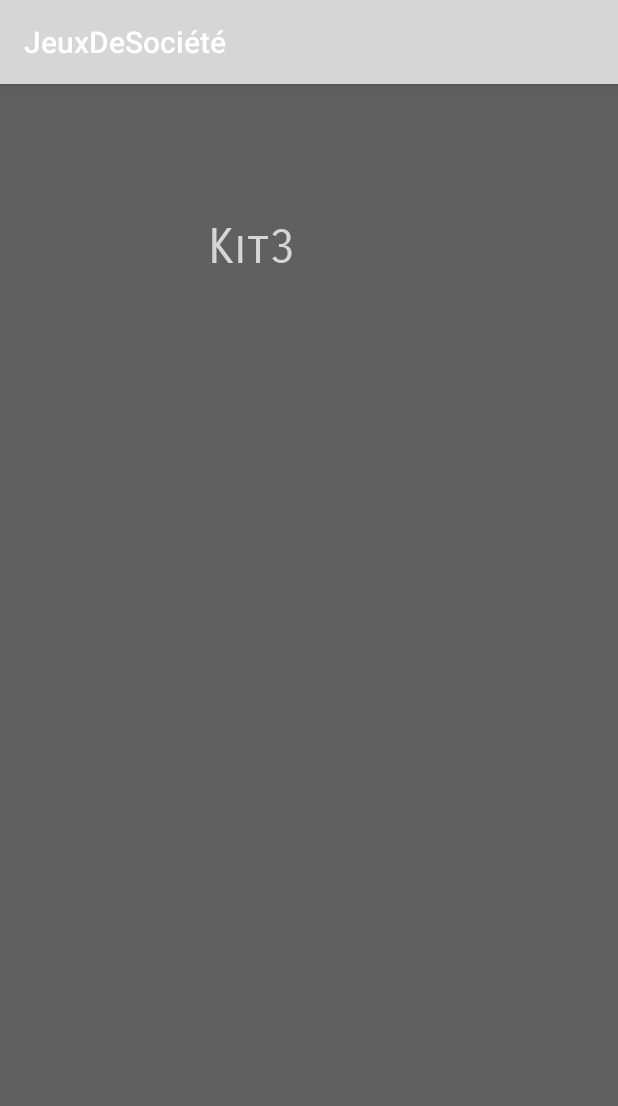
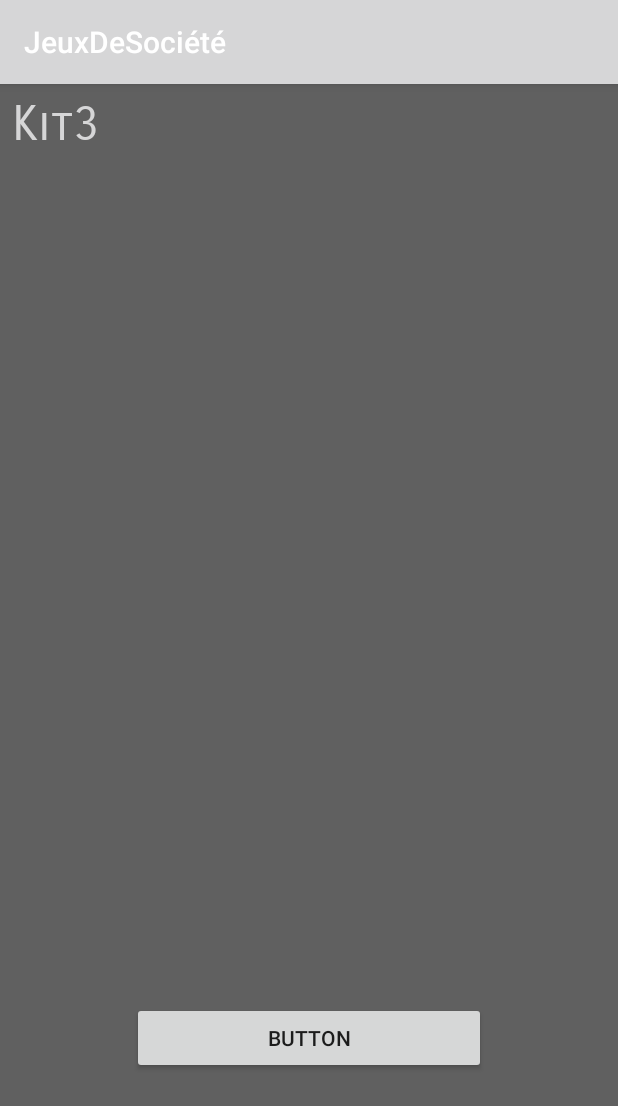
Before and after one commit to BaptisteGuer/PTS3_JDS, an Android app: the ParamActivity screen opened directly, with no data from a screen before it, on a phone screen of 412 x 824 dp. Shown: the top 1106 px of the screen. Run offline under Robolectric (Android 15) with nearby library versions, the phone set to English and light mode, and no system bars.

Commit message:
15/11/2018-Kit

```diff
--- a/app/src/main/java/com/example/pierre/jeuxdesocit/Kit.java
+++ b/app/src/main/java/com/example/pierre/jeuxdesocit/Kit.java
@@ -1,5 +1,4 @@
 package com.example.pierre.jeuxdesocit;
-
 
 //VER HUGO
 public class Kit {
--- a/app/src/main/res/layout/config.xml
+++ b/app/src/main/res/layout/config.xml
@@ -1,5 +1,5 @@
 <?xml version="1.0" encoding="utf-8"?>
-<android.support.constraint.ConstraintLayout xmlns:app="http://schemas.android.com/apk/res-auto"
+<RelativeLayout xmlns:app="http://schemas.android.com/apk/res-auto"
     xmlns:android="http://schemas.android.com/apk/res/android"
     xmlns:tools="http://schemas.android.com/tools"
     android:layout_width="match_parent"
@@ -30,4 +30,13 @@
         app:layout_constraintTop_toTopOf="parent"
         app:layout_constraintVertical_bias="0.116" />
 
-</android.support.constraint.ConstraintLayout>
+    <Button
+        android:id="@+id/button2"
+        android:layout_width="236dp"
+        android:layout_height="wrap_content"
+        android:layout_alignParentBottom="true"
+        android:layout_centerHorizontal="true"
+        android:layout_marginBottom="108dp"
+        android:text="Button" />
+
+</RelativeLayout>
```
Also changed, not shown: app/src/main/res/layout/activity_main.xml (+4 -4 lines).
